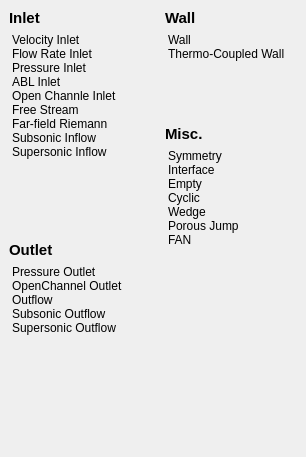
Qt form view/setup/boundary_conditions/boundary_type_picker.ui (nextfoam/baram) before a commit.
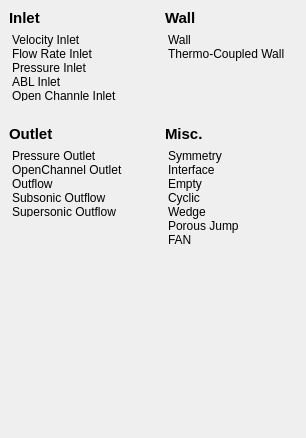
The same form after that commit.

Diff of the .ui file:
```diff
--- a/view/setup/boundary_conditions/boundary_type_picker.ui
+++ b/view/setup/boundary_conditions/boundary_type_picker.ui
@@ -7,7 +7,7 @@
     <x>0</x>
     <y>0</y>
     <width>306</width>
-    <height>457</height>
+    <height>438</height>
    </rect>
   </property>
   <property name="windowTitle">
@@ -219,6 +219,19 @@
            </item>
           </widget>
          </item>
+         <item>
+          <spacer name="verticalSpacer">
+           <property name="orientation">
+            <enum>Qt::Vertical</enum>
+           </property>
+           <property name="sizeHint" stdset="0">
+            <size>
+             <width>20</width>
+             <height>0</height>
+            </size>
+           </property>
+          </spacer>
+         </item>
         </layout>
        </widget>
       </item>
@@ -378,6 +391,19 @@
            </item>
           </widget>
          </item>
+         <item>
+          <spacer name="verticalSpacer_2">
+           <property name="orientation">
+            <enum>Qt::Vertical</enum>
+           </property>
+           <property name="sizeHint" stdset="0">
+            <size>
+             <width>20</width>
+             <height>0</height>
+            </size>
+           </property>
+          </spacer>
+         </item>
         </layout>
        </widget>
       </item>
```
